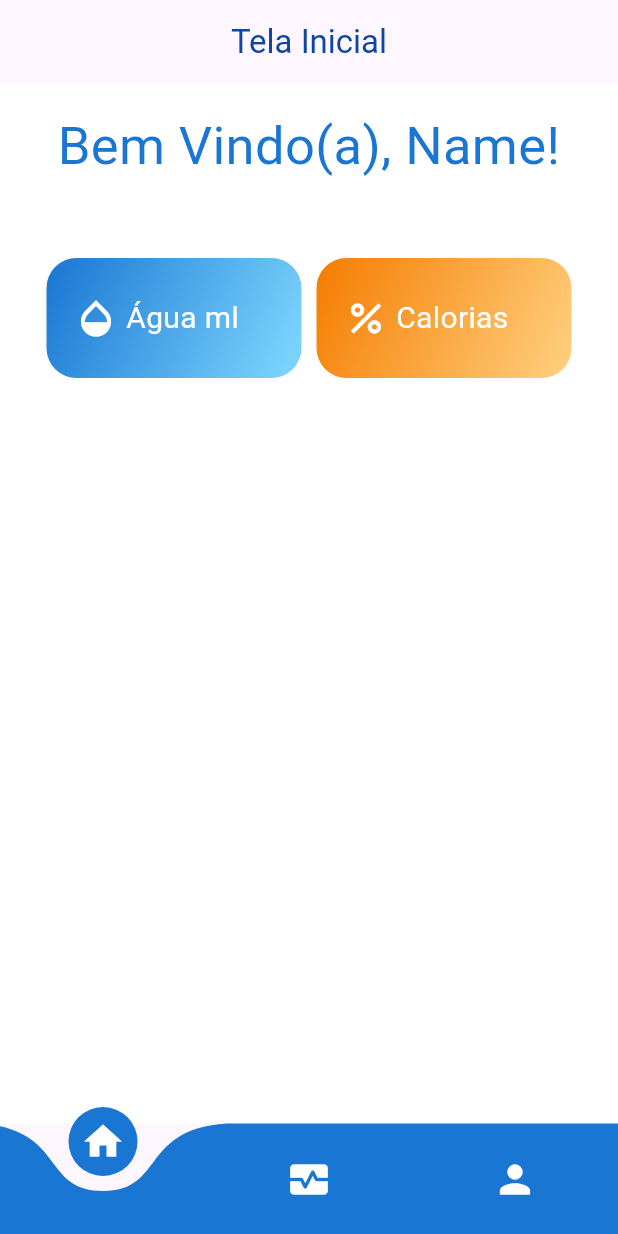
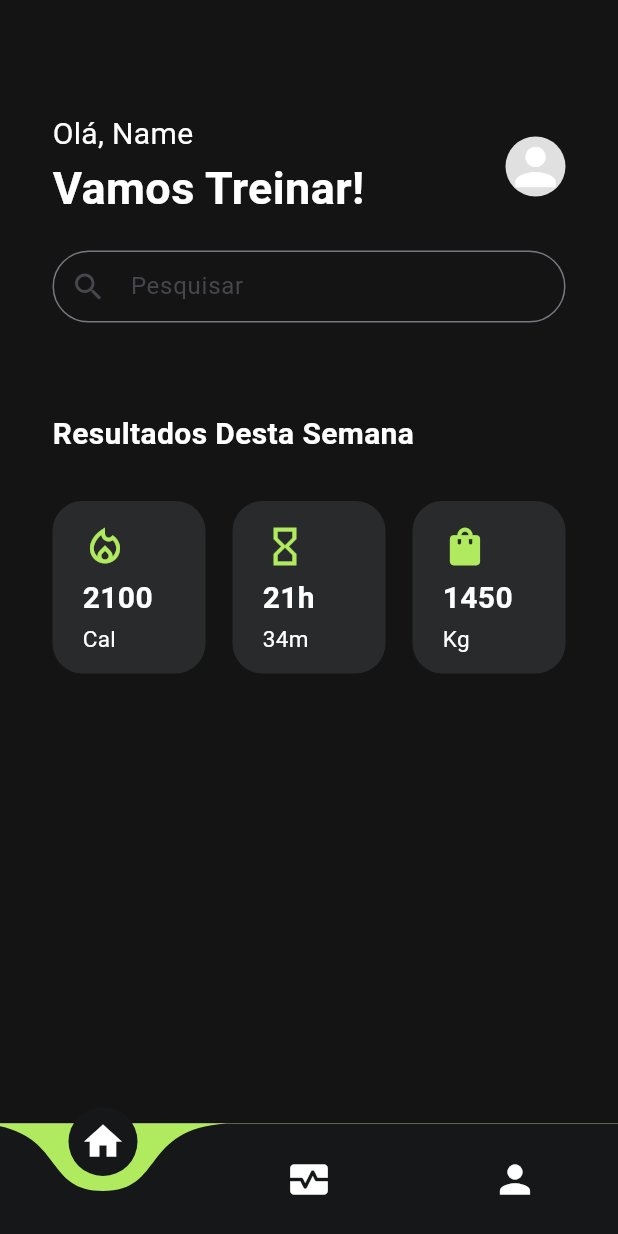
Before and after one commit to Vitor-Ribe/ti_maromba, a Flutter app: the screen it shows after launch, on a phone screen of 412 x 824 dp. Run offline on Flutter 3.47's test engine with Material 3 defaults, Android fonts, the light colour scheme and no system bars; drawn by our look-alikes of curved_navigation_bar.

Commit message:
Adição de conteúdo a tela inicial

```diff
--- a/lib/main.dart
+++ b/lib/main.dart
@@ -1,10 +1,21 @@
 import 'package:flutter/material.dart';
 import 'package:curved_navigation_bar/curved_navigation_bar.dart';
+import 'package:flutter/services.dart';
 import 'package:ti_maromba/pages/config_page.dart';
 import 'package:ti_maromba/pages/data_page.dart';
 import 'package:ti_maromba/pages/home_page.dart';
+import 'package:ti_maromba/res/colors.dart';
 
 void main() {
+  // deixar barra de notificação com icones em branco
+  SystemChrome.setSystemUIOverlayStyle(
+    SystemUiOverlayStyle(
+      statusBarColor: Colors.transparent,
+      statusBarIconBrightness: Brightness.light,
+      statusBarBrightness: Brightness.dark, // iOS
+    ),
+  );
+
   runApp(const MyApp());
 }
 
@@ -41,12 +52,6 @@
     ConfigPage()
   ];
 
-  final pageTitles = [
-    'Tela Inicial',
-    'Dados de atividade',
-    'Configurações'
-  ];
-
   @override
   Widget build(BuildContext context) {
     final items = <Widget> [
@@ -56,17 +61,12 @@
     ];
 
     return Scaffold(
-      appBar: AppBar(
-        title: Text(pageTitles[index], style: TextStyle(color: Colors.blue.shade900)),
-        elevation: 0,
-        backgroundColor: Colors.transparent,
-        centerTitle: true
-      ),
+      appBar: null,
       body:(screens[index]),
       bottomNavigationBar: CurvedNavigationBar(
-        backgroundColor: Colors.transparent,
+        backgroundColor: AppColors.primary,
         animationCurve: Curves.easeInOut,
-        color: Colors.blue.shade700,
+        color: AppColors.bottomNavBarBG,
         animationDuration: Duration(milliseconds: 300),
         height: 75,
         items: items,
--- a/lib/pages/home_page.dart
+++ b/lib/pages/home_page.dart
@@ -1,4 +1,5 @@
 import 'package:flutter/material.dart';
+import 'package:ti_maromba/res/colors.dart';
 
 class HomePage extends StatelessWidget {
   const HomePage({super.key});
@@ -6,74 +7,146 @@ class HomePage extends StatelessWidget {
   @override
   Widget build(BuildContext context) {
     return Scaffold(
-      backgroundColor: Colors.white,
+      backgroundColor: AppColors.background,
       body: Padding(
-        padding: const EdgeInsets.all(16.0),
+        padding: const EdgeInsets.all(35.0),
         child: Column(
           mainAxisSize: MainAxisSize.min,
           children: [
-            Text('Bem Vindo(a), Name!', textAlign: TextAlign.center, style: TextStyle(color: Colors.blue.shade700, fontSize: 35)),
+            SizedBox(height: 40),
 
-            SizedBox(height: 50),
+            Row(
+              mainAxisAlignment: MainAxisAlignment.spaceBetween,
+              crossAxisAlignment: CrossAxisAlignment.center,
+              children: [
+                // Boas-Vindas
+                Column(
+                  crossAxisAlignment: CrossAxisAlignment.start, // alinhamento dos textos
+                  children: [
+                    Text('Olá, Name', textAlign: TextAlign.left, style: TextStyle(color: Colors.white, fontSize: 20)),
+                    Text('Vamos Treinar!', textAlign: TextAlign.left, style: TextStyle(color: Colors.white, fontSize: 30, fontWeight: FontWeight.bold))
+                  ],
+                ),
 
-            // Banners
+                SizedBox(width: 40),
+
+                // avatar
+                CircleAvatar(
+                  radius: 20,
+                  backgroundColor: Colors.grey[300],
+                  child: Icon(Icons.person, size: 40, color: Colors.white),
+                )
+              ]
+            ),
+
+            SizedBox(height: 20),
+
+            // Search
             Center(
-              child: Row(
-                mainAxisSize: MainAxisSize.min,
+              child: TextField(
+                decoration: InputDecoration(
+                  hintText: 'Pesquisar',
+                  prefixIcon: Icon(Icons.search),
+                  iconColor: AppColors.primary,
+                  contentPadding: EdgeInsets.symmetric(vertical: 12, horizontal: 16),
+                  border: OutlineInputBorder(
+                    borderRadius: BorderRadius.circular(40),
+                    borderSide: const BorderSide(
+                      color: Colors.black38,
+                      width: 1.0
+                    )
+                  ),
+                  filled: false,
+                ),
+              ),
+            ),
+
+            SizedBox(height: 60),
+
+            // Secção dos últimos resultados
+            Column(
+              crossAxisAlignment: CrossAxisAlignment.start,
+              children: [
+                // Header
+                Text('Resultados Desta Semana', textAlign: TextAlign.left, style: TextStyle(color: Colors.white, fontSize: 20, fontWeight: FontWeight.bold)),
+
+                SizedBox(height: 30),
+
+                // Cards
+                Row(
+                  mainAxisAlignment: MainAxisAlignment.spaceBetween,
+                  crossAxisAlignment: CrossAxisAlignment.center,
                   children: [
 
-                  // Banner àgua
+                    // Calorias
                     Container(
-                    padding: const EdgeInsets.all(16),
-                    width: 170,
-                    height: 80,
+                      width: 102,
+                      height: 115,
+                      padding: EdgeInsets.only(top: 15, left: 20),
                       decoration: BoxDecoration(
                           borderRadius: BorderRadius.circular(20),
-                        gradient: LinearGradient(
-                            colors: [Colors.blue.shade700, Colors.lightBlueAccent.shade100],
-                            begin: Alignment.topLeft,
-                            end: Alignment.bottomRight
-                        )
+                          color: AppColors.secondary
                       ),
-                    child: Row(
-                      mainAxisSize: MainAxisSize.min,
+                      child: Column(
+                        crossAxisAlignment: CrossAxisAlignment.start,
                         children: [
-                        SizedBox(width: 2),
-                        Icon(Icons.opacity, size: 30, color: Colors.white),
-                        SizedBox(width: 5),
-                        Text('Água ml', textAlign: TextAlign.center, style: TextStyle(color: Colors.white, fontSize: 20))
+                          Icon(Icons.local_fire_department_outlined, size: 30, color: AppColors.primary),
+                          SizedBox(height: 5),
+                          Text('2100',  textAlign: TextAlign.left, style: TextStyle(color: Colors.white, fontSize: 20, fontWeight: FontWeight.bold)),
+                          SizedBox(height: 2),
+                          Text('Cal',  textAlign: TextAlign.left, style: TextStyle(color: Colors.white, fontSize: 15))
                         ],
                       ),
                     ),
 
-                  SizedBox(width: 10),
 
-                  // Banner calorias
+                    // Horas de treino
                     Container(
-                    padding: const EdgeInsets.all(16),
-                    width: 170,
-                    height: 80,
+                      width: 102,
+                      height: 115,
+                      padding: EdgeInsets.only(top: 15, left: 20),
                       decoration: BoxDecoration(
                           borderRadius: BorderRadius.circular(20),
-                        gradient: LinearGradient(
-                            colors: [Colors.orange.shade700, Colors.orangeAccent.shade100],
-                            begin: Alignment.topLeft,
-                            end: Alignment.bottomRight
-                        )
+                          color: AppColors.secondary
                       ),
-                    child: Row(
-                      mainAxisSize: MainAxisSize.min,
+                      child: Column(
+                        crossAxisAlignment: CrossAxisAlignment.start,
                         children: [
-                        SizedBox(width: 2),
-                        Icon(Icons.percent, size: 30, color: Colors.white),
-                        SizedBox(width: 5),
-                        Text('Calorias', textAlign: TextAlign.center, style: TextStyle(color: Colors.white, fontSize: 20))
+                          Icon(Icons.hourglass_empty, size: 30, color: AppColors.primary),
+                          SizedBox(height: 5),
+                          Text('21h',  textAlign: TextAlign.left, style: TextStyle(color: Colors.white, fontSize: 20, fontWeight: FontWeight.bold)),
+                          SizedBox(height: 2),
+                          Text('34m',  textAlign: TextAlign.left, style: TextStyle(color: Colors.white, fontSize: 15))
                         ],
                       ),
                     ),
-                ]
+
+
+                    // Peso levantado
+                    Container(
+                      width: 102,
+                      height: 115,
+                      padding: EdgeInsets.only(top: 15, left: 20),
+                      decoration: BoxDecoration(
+                          borderRadius: BorderRadius.circular(20),
+                          color: AppColors.secondary
+                      ),
+                      child: Column(
+                        crossAxisAlignment: CrossAxisAlignment.start,
+                        children: [
+                          Icon(Icons.shopping_bag, size: 30, color: AppColors.primary),
+                          SizedBox(height: 5),
+                          Text('1450',  textAlign: TextAlign.left, style: TextStyle(color: Colors.white, fontSize: 20, fontWeight: FontWeight.bold)),
+                          SizedBox(height: 2),
+                          Text('Kg',  textAlign: TextAlign.left, style: TextStyle(color: Colors.white, fontSize: 15))
+                        ],
+                      ),
                     )
-            ),
+                  ],
+                )
+              ],
+            )
+
           ],
         ),
       )
--- a/lib/res/colors.dart
+++ b/lib/res/colors.dart
@@ -1,12 +1,13 @@
 import 'package:flutter/material.dart';
 
 class AppColors {
-  static const Color primary = Color(0xFF6200EE);
+  static const Color primary = Color(0xFFB0EA5F);
   static const Color primaryVariant = Color(0xFF3700B3);
-  static const Color secondary = Color(0xFF03DAC6);
+  static const Color secondary = Color(0xFF292A2C);
   static const Color secondaryVariant = Color(0xFF018786);
 
-  static const Color background = Color(0xFFF5F5F5);
+  static const Color background = Color(0xFF141414);
+  static const Color bottomNavBarBG = Color(0xFF161719);
   static const Color surface = Color(0xFFFFFFFF);
   static const Color error = Color(0xFFB00020);
 
```
Also changed, not shown: lib/assets/images/avatar.png (added). Lines whose indentation alone changed are shown as unchanged.
